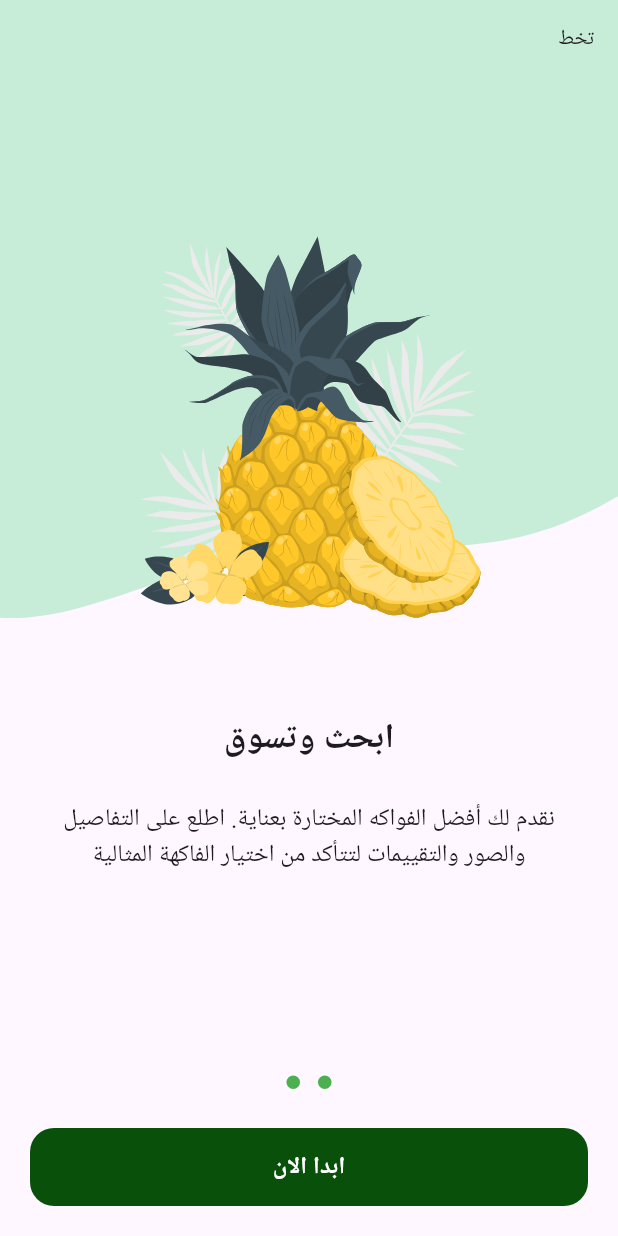
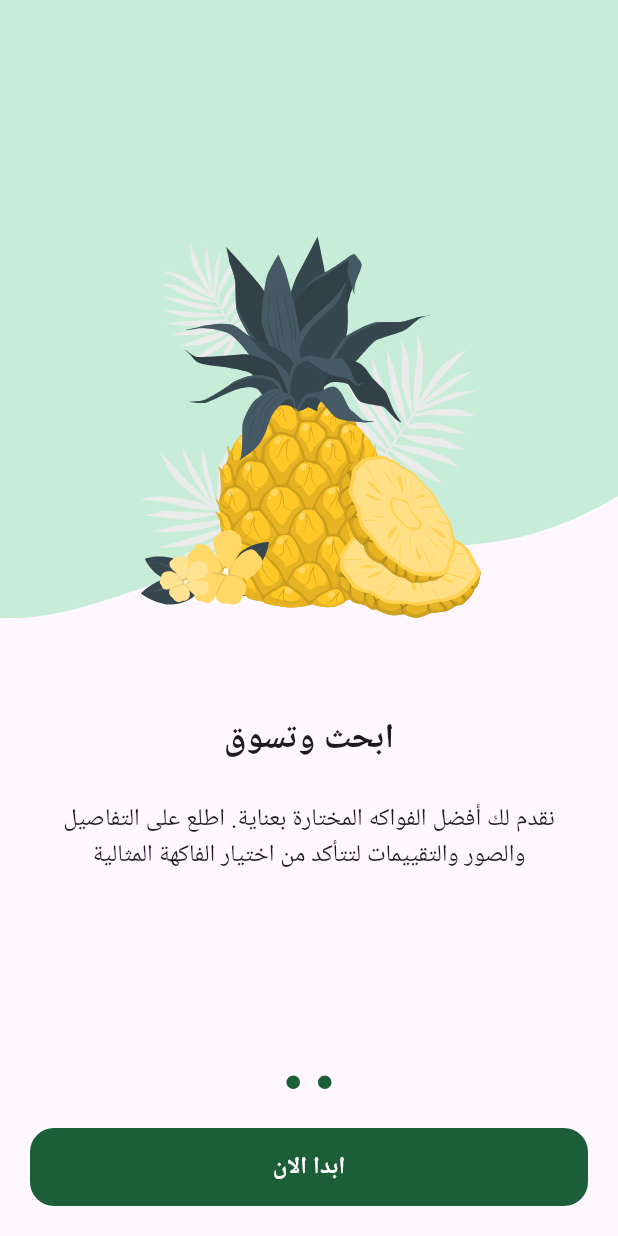
Before and after one commit to omarelshahawy00/Fresh-Fruity, a Flutter app: the screen it shows after launch, swiped to page 2, on a phone screen of 412 x 824 dp. Run offline on Flutter 3.47's test engine with Material 3 defaults, Android fonts, the phone set to English and light mode, and no system bars; drawn by our look-alikes of dots_indicator; our stand-ins replace flutter_svg.

Commit message:
add main green color and update onboarding UI with skip functionality

```diff
--- a/lib/core/theming/colors.dart
+++ b/lib/core/theming/colors.dart
@@ -9,4 +9,5 @@ class ColorsManager {
   static const Color lighterGray = Color(0xFFEDEDED);
   static const Color moreLightGray = Color(0xFFFDFDFF);
   static const Color moreLighterGray = Color(0xFFF5F5F5);
+  static const Color mainGreen = Color(0xff1b5e37);
 }
--- a/lib/features/onboarding/ui/screens/widgets/onboarding_page_view.dart
+++ b/lib/features/onboarding/ui/screens/widgets/onboarding_page_view.dart
@@ -11,6 +11,10 @@ class OnboardingPageView extends StatelessWidget {
       controller: pageController,
       children: [
         PageViewItem(
+          skipTitle: GestureDetector(
+            onTap: () => pageController.jumpToPage(1),
+            child: Text('تخط'),
+          ),
           backgroundImage: ConstImages.onboardingBackground1,
           title: Row(
             mainAxisAlignment: MainAxisAlignment.center,
@@ -31,7 +35,6 @@ class OnboardingPageView extends StatelessWidget {
         ),
         PageViewItem(
           backgroundImage: ConstImages.onboardingBackground2,
-          skipTitle: Text('تخط'),
           title: Row(
             mainAxisAlignment: MainAxisAlignment.center,
             children: [
--- a/lib/features/onboarding/ui/screens/widgets/onboarding_screen_body.dart
+++ b/lib/features/onboarding/ui/screens/widgets/onboarding_screen_body.dart
@@ -1,4 +1,5 @@
 import 'package:dots_indicator/dots_indicator.dart';
+import 'package:ecommerce_app/core/theming/colors.dart';
 import 'package:ecommerce_app/core/utils/const_images.dart';
 import 'package:ecommerce_app/core/widgets/app_text_button.dart';
 import 'package:ecommerce_app/features/onboarding/ui/screens/widgets/onboarding_page_view.dart';
@@ -43,8 +44,9 @@ class _OnboardingScreenBodyState extends State<OnboardingScreenBody> {
         ),
         DotsIndicator(
           decorator: DotsDecorator(
-            color: Colors.green.withValues(alpha: currentPage == 0 ? .5 : 1),
-            activeColor: Colors.green,
+            color: ColorsManager.mainGreen
+                .withValues(alpha: currentPage == 0 ? .5 : 1),
+            activeColor: ColorsManager.mainGreen,
           ),
           dotsCount: 2,
           position: 0,
@@ -60,7 +62,7 @@ class _OnboardingScreenBodyState extends State<OnboardingScreenBody> {
             child: AppTextButton(
               onPressed: () {},
               buttonText: 'ابدا الان',
-              backgroundColor: const Color.fromARGB(255, 9, 80, 11),
+              backgroundColor: ColorsManager.mainGreen,
             ),
           ),
         ),
```
